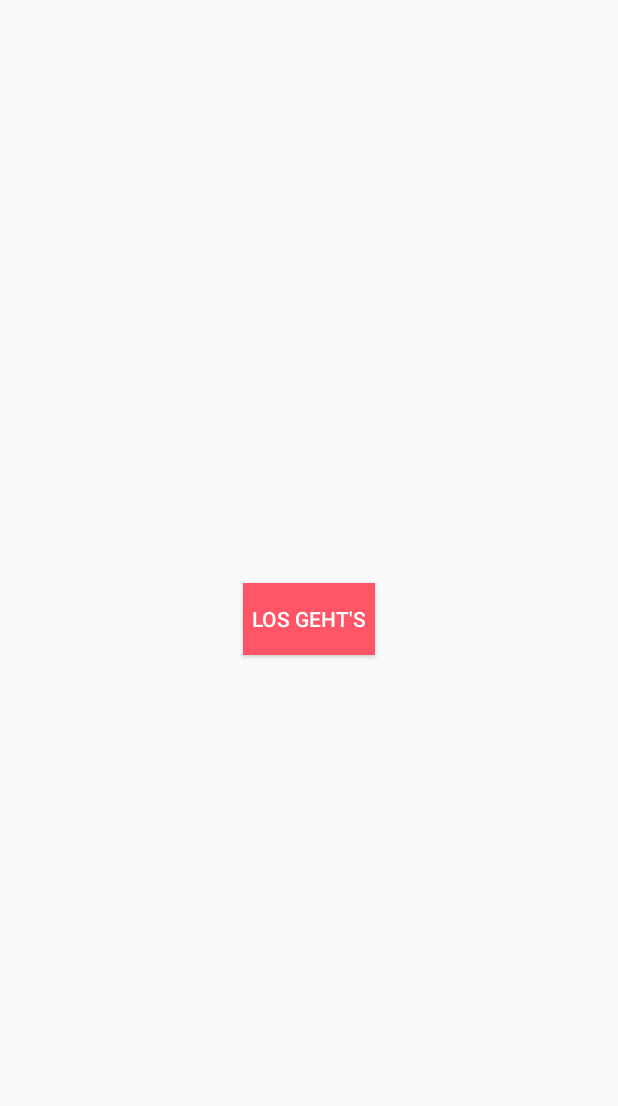
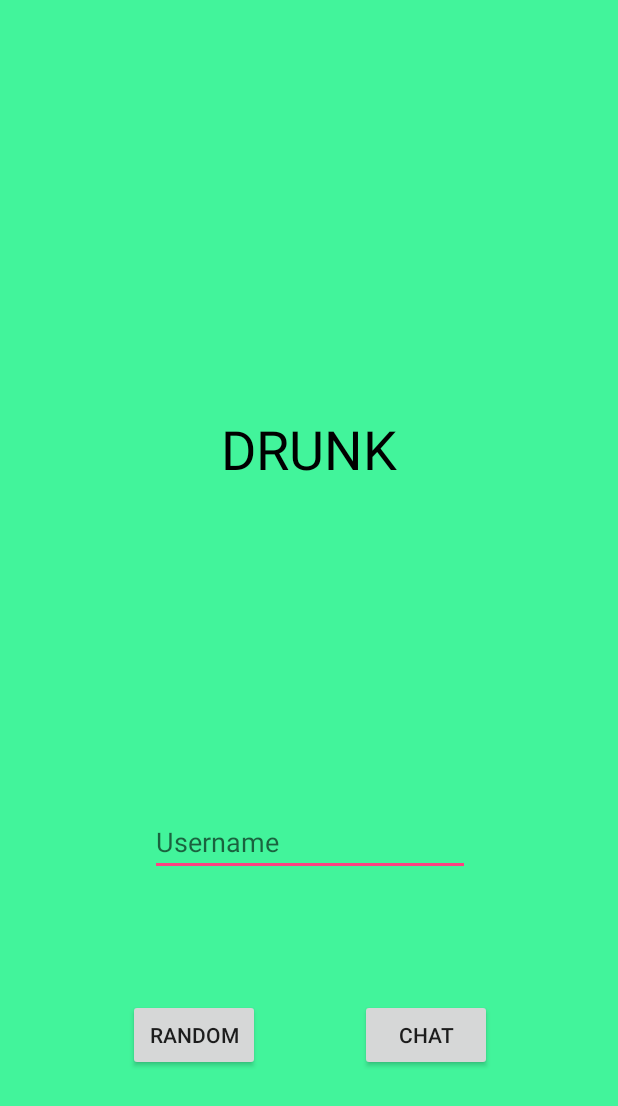
Before and after one commit to Marletin/DRUNK, an Android app: the screen it shows after launch (StartActivity), on a phone screen of 412 x 824 dp. Shown: the top 1106 px of the screen. Run offline under Robolectric (Android 15) with nearby library versions, the phone set to English and light mode, and no system bars.

Commit message:
Visual Changes

```diff
--- a/Drunk_App/Drunk/app/src/main/res/layout/activity_start.xml
+++ b/Drunk_App/Drunk/app/src/main/res/layout/activity_start.xml
@@ -4,24 +4,76 @@
     xmlns:tools="http://schemas.android.com/tools"
     android:layout_width="match_parent"
     android:layout_height="match_parent"
+    android:background="#42f49b"
     tools:context="com.drunkapp.app.drunk.StartActivity">
 
 
-    <Button
-        android:id="@+id/Start_Button"
-        style="@style/Widget.AppCompat.Button.Colored"
+    <EditText
+        android:id="@+id/Username"
         android:layout_width="wrap_content"
         android:layout_height="wrap_content"
+        android:ems="10"
+        android:inputType="textPersonName"
+        android:hint="Username"
+        android:layout_marginLeft="8dp"
+        app:layout_constraintLeft_toLeftOf="parent"
+        android:layout_marginRight="8dp"
+        app:layout_constraintRight_toRightOf="parent"
+        app:layout_constraintBottom_toBottomOf="parent"
+        app:layout_constraintHorizontal_bias="0.503"
+        android:layout_marginBottom="8dp"
+        app:layout_constraintTop_toTopOf="parent"
+        android:layout_marginTop="8dp"
+        app:layout_constraintVertical_bias="0.696" />
+
+    <Button
+        android:id="@+id/chatBtn"
+        android:layout_width="wrap_content"
+        android:layout_height="wrap_content"
+        android:text="Chat"
+        android:onClick="startAct"
+        app:layout_constraintTop_toTopOf="parent"
+        android:layout_marginTop="8dp"
+        app:layout_constraintBottom_toBottomOf="parent"
+        android:layout_marginBottom="8dp"
+        app:layout_constraintVertical_bias="0.866"
+        android:layout_marginRight="8dp"
+        app:layout_constraintRight_toRightOf="parent"
+        android:layout_marginLeft="8dp"
+        app:layout_constraintLeft_toLeftOf="parent"
+        app:layout_constraintHorizontal_bias="0.753" />
+
+    <TextView
+        android:id="@+id/DrunkLabel"
+        android:layout_width="wrap_content"
+        android:layout_height="wrap_content"
+        android:text="DRUNK"
+        android:fontFamily=""
+        android:textColor="#000000"
+        android:textSize="36sp"
+        android:layout_marginLeft="8dp"
+        app:layout_constraintLeft_toLeftOf="parent"
+        android:layout_marginRight="8dp"
+        app:layout_constraintRight_toRightOf="parent"
+        app:layout_constraintTop_toTopOf="parent"
+        android:layout_marginTop="8dp"
+        app:layout_constraintBottom_toBottomOf="parent"
+        android:layout_marginBottom="8dp"
+        app:layout_constraintVertical_bias="0.351" />
+
+    <Button
+        android:id="@+id/button"
+        android:layout_width="wrap_content"
+        android:layout_height="wrap_content"
+        android:text="Random"
+        app:layout_constraintTop_toTopOf="parent"
+        android:layout_marginTop="8dp"
+        app:layout_constraintBottom_toBottomOf="parent"
         android:layout_marginBottom="8dp"
         android:layout_marginLeft="8dp"
+        app:layout_constraintLeft_toLeftOf="parent"
         android:layout_marginRight="8dp"
-        android:layout_marginTop="8dp"
-        android:onClick="startAct"
-        android:text="Los geht's"
-        app:layout_constraintBottom_toBottomOf="parent"
-        app:layout_constraintLeft_toLeftOf="parent"
         app:layout_constraintRight_toRightOf="parent"
-        app:layout_constraintTop_toTopOf="parent"
-        app:layout_constraintVertical_bias="0.501"
-        android:background="#ff5566"/>
+        app:layout_constraintHorizontal_bias="0.25"
+        app:layout_constraintVertical_bias="0.866" />
 </android.support.constraint.ConstraintLayout>
```
